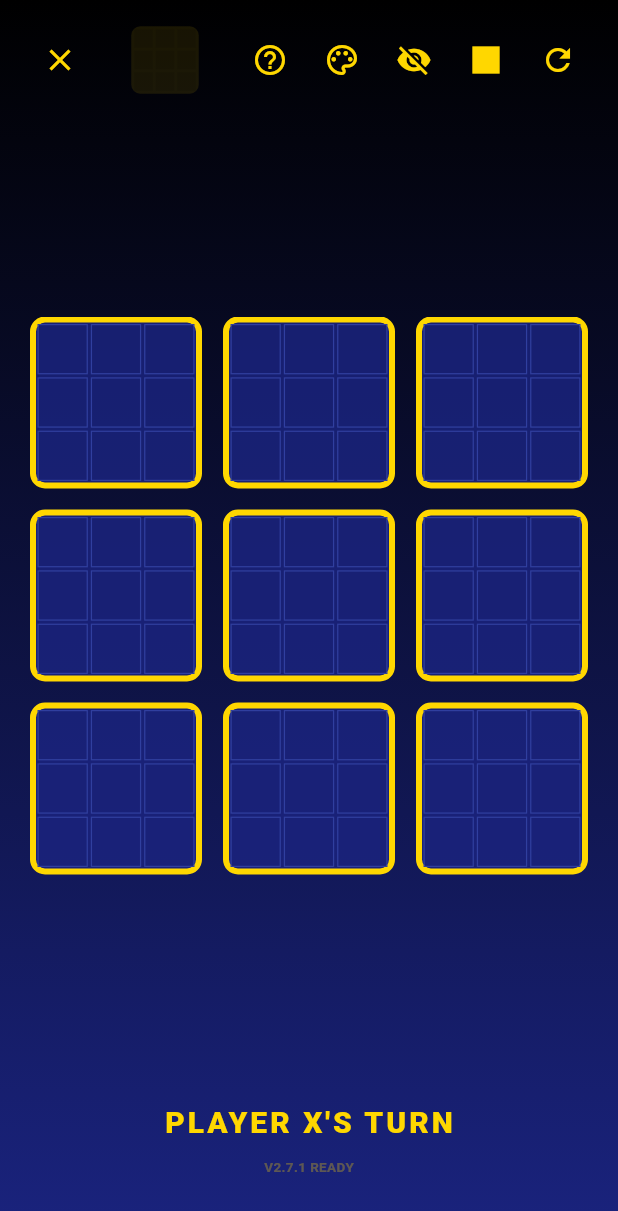
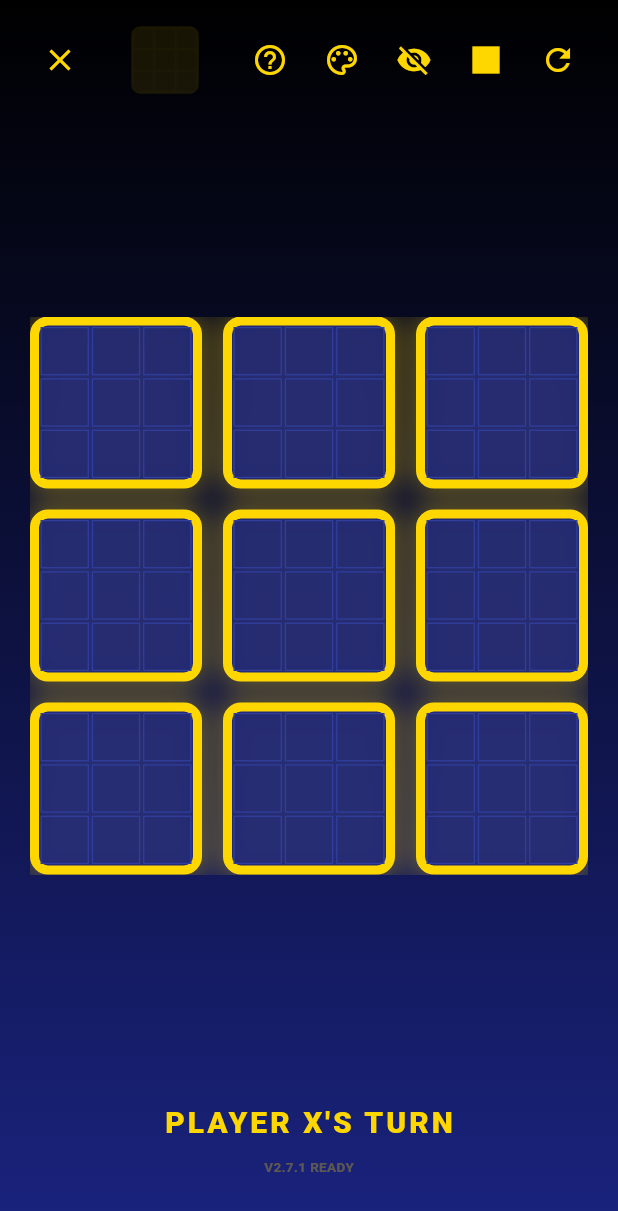
Before and after one commit to aaxnaa/ultimate_ttt, a Flutter app: the GameScreen screen opened directly, on a phone screen of 412 x 824 dp. Shown: the top 1211 px of the screen. Run offline on Flutter 3.47's test engine with Material 3 defaults, Android fonts, the light colour scheme and no system bars; missing offline and left inert: mqtt_client.

Commit message:
V2.7.2: Active Grid Glow and UI Polish

```diff
--- a/lib/main.dart
+++ b/lib/main.dart
@@ -142,7 +142,7 @@ class _HomeScreenState extends State<HomeScreen> {
               ),
               Padding(
                 padding: const EdgeInsets.only(bottom: 20),
-                child: Text("VERSION 2.7.1", style: TextStyle(color: theme.versionColor, fontSize: 10, letterSpacing: 1, fontWeight: FontWeight.bold)),
+                child: Text("VERSION 2.7.2", style: TextStyle(color: theme.versionColor, fontSize: 10, letterSpacing: 1, fontWeight: FontWeight.bold)),
               ),
             ],
           ),
@@ -795,11 +795,17 @@ class MiniBoardWidget extends StatelessWidget {
       overlayColor = (win == "X" ? theme.playerXColor : theme.playerOColor).withOpacity(0.15);
     }
 
-    return Container(
+    return AnimatedContainer(
+      duration: const Duration(milliseconds: 300),
       decoration: BoxDecoration(
         color: overlayColor ?? theme.background.withOpacity(0.85),
-        borderRadius: BorderRadius.circular(10),
-        border: showHighlight ? Border.all(color: theme.gridHighlightColor, width: 4) : Border.all(color: theme.titleColor.withOpacity(0.1), width: 1),
+        borderRadius: BorderRadius.circular(12),
+        border: showHighlight
+          ? Border.all(color: theme.gridHighlightColor, width: 6)
+          : Border.all(color: theme.titleColor.withOpacity(0.1), width: 1),
+        boxShadow: showHighlight ? [
+          BoxShadow(color: theme.gridHighlightColor.withOpacity(0.4), blurRadius: 15, spreadRadius: 2)
+        ] : [],
       ),
       child: Stack(children: [
         GridView.builder(physics: const NeverScrollableScrollPhysics(), gridDelegate: const SliverGridDelegateWithFixedCrossAxisCount(crossAxisCount: 3), itemCount: 9,
```
